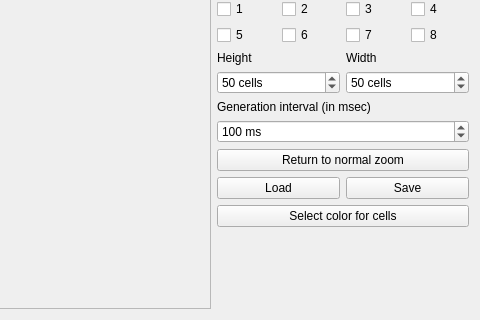
First picture: the form in lab3/GameOfLife/mainwindow.ui, repository IlyaRomahin/16208_romahin, before the edit; both pictures show x 220 to 700 and y 180 to 500 of the 700 by 500 pixel window.
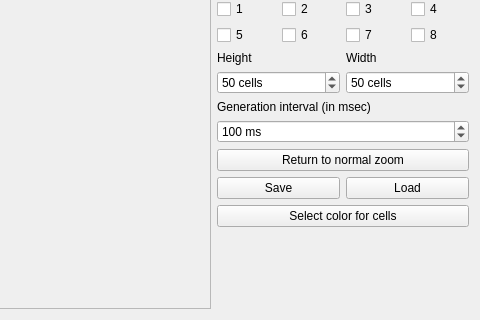
Second picture: the form after the edit.

What changed in the file:
```diff
--- a/lab3/GameOfLife/mainwindow.ui
+++ b/lab3/GameOfLife/mainwindow.ui
@@ -314,16 +314,16 @@
         <item>
          <layout class="QHBoxLayout" name="fileLayout">
           <item>
-           <widget class="QPushButton" name="loadButton">
+           <widget class="QPushButton" name="saveButton">
             <property name="text">
-             <string>Load</string>
+             <string>Save</string>
             </property>
            </widget>
           </item>
           <item>
-           <widget class="QPushButton" name="saveButton">
+           <widget class="QPushButton" name="loadButton">
             <property name="text">
-             <string>Save</string>
+             <string>Load</string>
             </property>
            </widget>
           </item>
```
